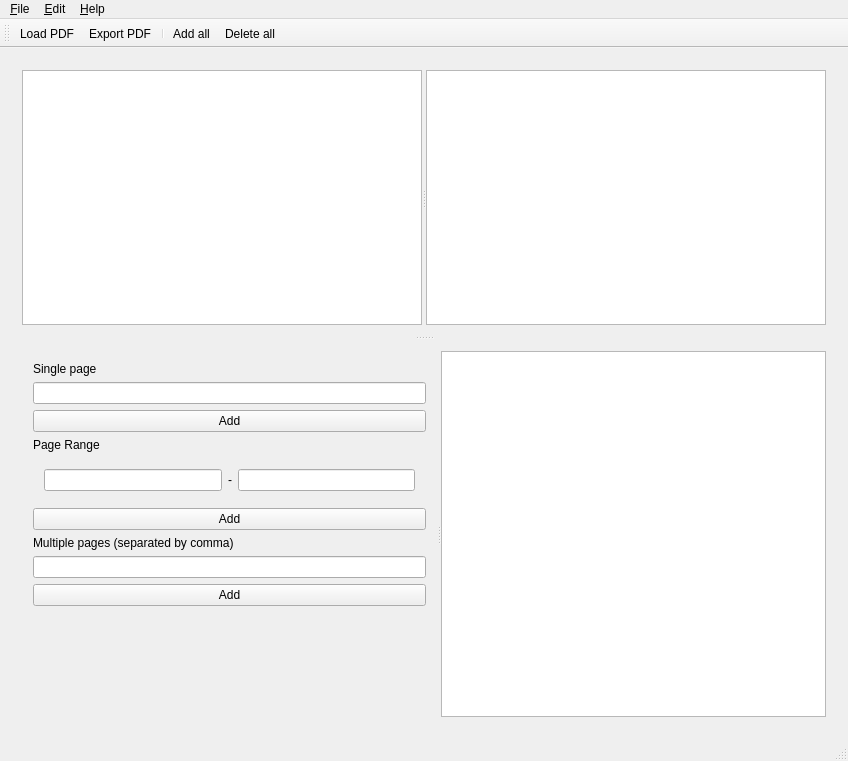
Old version of the form mainwindow.ui in the repository paolo-projects/pdf-manager.
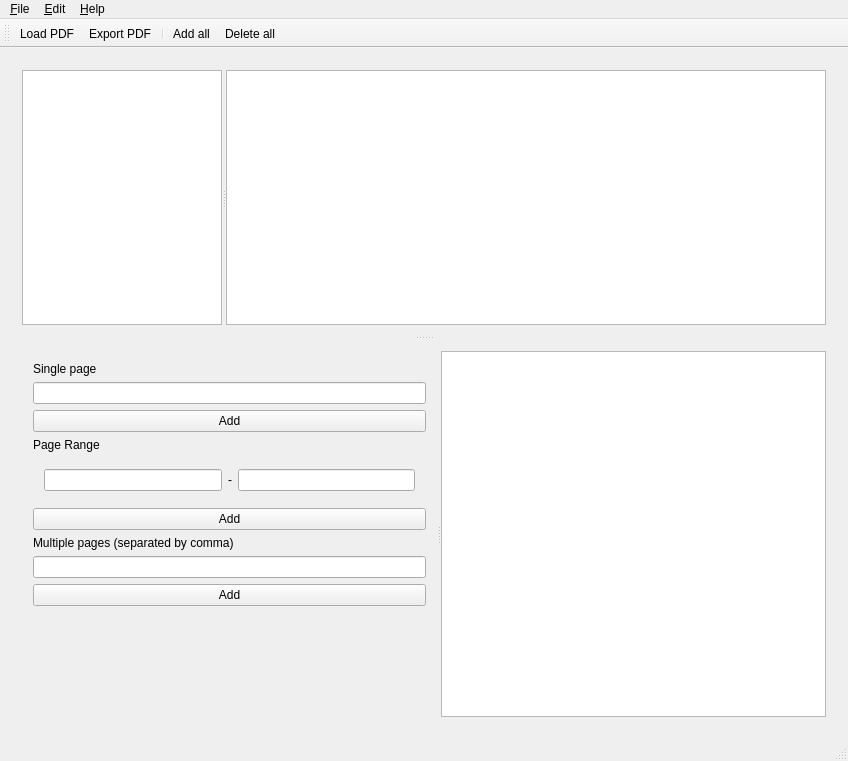
New version of the form. Icons and pictures are not drawn. Custom widgets are drawn as their Qt base class.

Commit message: Added navigation with arrows and button connections with qlineedits. Fixed some bugs in manual page insertion.

What changed in the file:
```diff
--- a/mainwindow.ui
+++ b/mainwindow.ui
@@ -34,6 +34,12 @@
            <enum>Qt::Horizontal</enum>
           </property>
           <widget class="CustomDragListView" name="pdfPagesList">
+           <property name="maximumSize">
+            <size>
+             <width>200</width>
+             <height>16777215</height>
+            </size>
+           </property>
            <property name="contextMenuPolicy">
             <enum>Qt::CustomContextMenu</enum>
            </property>
```
Left out of the diff: 6 changed lines with no effect on the pictures. The commit also changes 6 other files.
